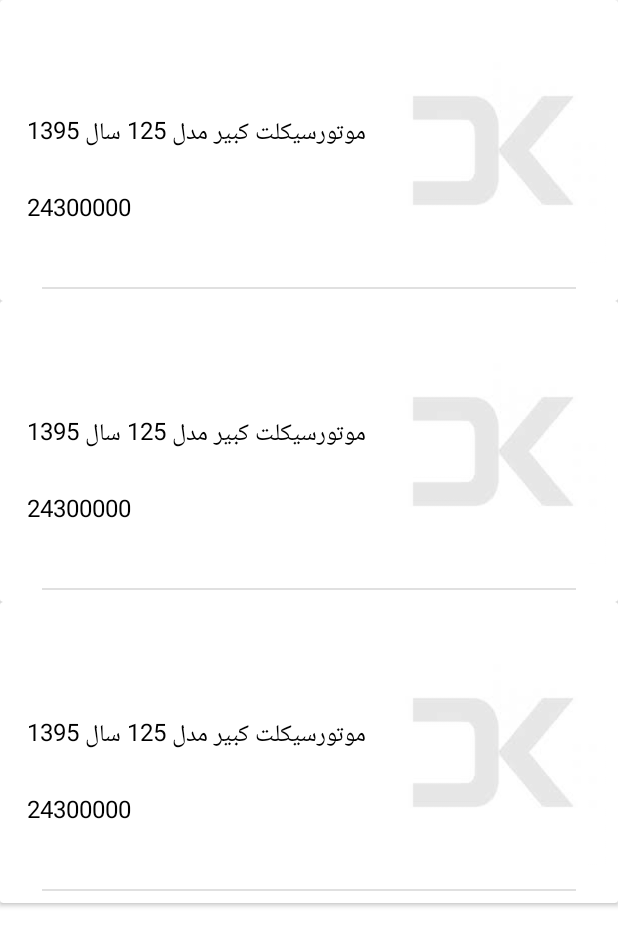
After one commit to MehdiNezamipour/Android-Online-Market, an Android app: the layout fragment_whole_products.xml on its own in the app's theme, with its tools: preview values and no code run, on a phone screen of 412 x 824 dp. The commit adds this screen. Shown: the top 946 px of the screen. Run offline under Robolectric (Android 15) with nearby library versions, the phone set to English and light mode, and no system bars.

Commit message:
Handle show whole product list in testing mode without paging 3.

```diff
--- a/app/src/main/AndroidManifest.xml
+++ b/app/src/main/AndroidManifest.xml
@@ -14,7 +14,8 @@
         android:roundIcon="@mipmap/ic_launcher_round"
         android:supportsRtl="true"
         android:theme="@style/Theme.DigiKala">
-        <activity android:name=".view.activity.MainActivity"></activity>
+        <activity android:name=".view.activity.WholeProductsActivity"></activity>
+        <activity android:name=".view.activity.MainActivity" />
         <activity android:name=".view.activity.SplashActivity">
             <intent-filter>
                 <action android:name="android.intent.action.MAIN" />
--- a/app/src/main/java/com/nezamipour/mehdi/digikala/network/WooApi.java
+++ b/app/src/main/java/com/nezamipour/mehdi/digikala/network/WooApi.java
@@ -1,5 +1,6 @@
 package com.nezamipour.mehdi.digikala.network;
 
+import com.nezamipour.mehdi.digikala.data.model.product.Category;
 import com.nezamipour.mehdi.digikala.data.model.product.Product;
 
 import java.util.List;
@@ -24,5 +25,9 @@ public interface WooApi {
     @GET(BASE_URL + "products" + API_KEY)
     Call<List<Product>> getAllProducts();
 
+    @GET(BASE_URL + "products" + "/categories" + API_KEY)
+    Call<List<Category>> getAllCategories(@Query("per_page") int perPage, @Query("page") int page);
+
+
 
 }
--- a/app/src/main/java/com/nezamipour/mehdi/digikala/viewmodel/HomeFragmentViewModel.java
+++ b/app/src/main/java/com/nezamipour/mehdi/digikala/viewmodel/HomeFragmentViewModel.java
@@ -6,7 +6,6 @@ import androidx.annotation.NonNull;
 import androidx.lifecycle.AndroidViewModel;
 import androidx.lifecycle.LiveData;
 import androidx.lifecycle.MutableLiveData;
-import androidx.lifecycle.ViewModel;
 
 import com.nezamipour.mehdi.digikala.adapter.ProductRecyclerAdapter;
 import com.nezamipour.mehdi.digikala.data.model.product.Product;
--- a/app/src/main/res/layout/fragment_home.xml
+++ b/app/src/main/res/layout/fragment_home.xml
@@ -90,7 +90,9 @@
                     android:layout_weight="0.5"
                     android:gravity="start"
                     android:text="@string/latest"
+                    android:textColor="@android:color/black"
                     app:fontFamily="@font/far_trafc_bd" />
+
 
             </LinearLayout>
 
@@ -136,6 +138,7 @@
                     android:layout_weight="0.5"
                     android:gravity="start"
                     android:text="@string/popular"
+                    android:textColor="@android:color/black"
                     app:fontFamily="@font/far_trafc_bd" />
 
 
@@ -187,6 +190,7 @@
                     android:layout_weight="0.5"
                     android:gravity="start"
                     android:text="@string/topRating"
+                    android:textColor="@android:color/black"
                     app:fontFamily="@font/far_trafc_bd" />
 
 
--- /dev/null
+++ b/app/src/main/res/layout/fragment_whole_products.xml
@@ -0,0 +1,19 @@
+<?xml version="1.0" encoding="utf-8"?>
+<layout xmlns:android="http://schemas.android.com/apk/res/android"
+    xmlns:app="http://schemas.android.com/apk/res-auto"
+    xmlns:tools="http://schemas.android.com/tools">
+
+    <androidx.recyclerview.widget.RecyclerView
+        android:id="@+id/recyclerView_whole_products"
+        android:layout_width="match_parent"
+        android:layout_height="match_parent"
+        android:orientation="vertical"
+        app:layoutManager="androidx.recyclerview.widget.LinearLayoutManager"
+        app:spanCount="1"
+        tools:context=".view.fragment.WholeProductsFragment"
+        tools:listitem="@layout/row_item_whole_products">
+
+
+    </androidx.recyclerview.widget.RecyclerView>
+
+</layout>
--- a/app/src/main/res/layout/row_item_product.xml
+++ b/app/src/main/res/layout/row_item_product.xml
@@ -34,6 +34,7 @@
                 android:paddingTop="4dp"
                 android:paddingBottom="4dp"
                 android:text="Product Title"
+                android:textColor="@android:color/black"
                 android:textSize="9sp" />
 
             <View
--- /dev/null
+++ b/app/src/main/res/layout/row_item_whole_products.xml
@@ -0,0 +1,71 @@
+<?xml version="1.0" encoding="utf-8"?>
+
+<layout xmlns:android="http://schemas.android.com/apk/res/android"
+    xmlns:app="http://schemas.android.com/apk/res-auto"
+    xmlns:tools="http://schemas.android.com/tools">
+
+    <androidx.cardview.widget.CardView
+        android:id="@+id/cardView_row_item_whole_products"
+        android:layout_width="match_parent"
+        android:layout_height="wrap_content">
+
+
+        <androidx.constraintlayout.widget.ConstraintLayout
+            android:layout_width="match_parent"
+            android:layout_height="match_parent"
+            android:padding="8dp">
+
+
+            <ImageView
+                android:id="@+id/imageView_row_item_whole_products"
+                android:layout_width="150dp"
+                android:layout_height="150dp"
+                app:layout_constraintBottom_toBottomOf="parent"
+                app:layout_constraintEnd_toEndOf="parent"
+                app:layout_constraintTop_toTopOf="parent"
+                app:srcCompat="@drawable/place_holder" />
+
+            <TextView
+                android:id="@+id/textView_title_row_item_whole_products"
+                android:layout_width="wrap_content"
+                android:layout_height="wrap_content"
+                android:textColor="@android:color/black"
+                android:textSize="16sp"
+                app:layout_constraintBottom_toBottomOf="@+id/imageView_row_item_whole_products"
+                app:layout_constraintEnd_toStartOf="@+id/imageView_row_item_whole_products"
+                app:layout_constraintHorizontal_bias="0.507"
+                app:layout_constraintStart_toStartOf="parent"
+                app:layout_constraintTop_toTopOf="@+id/imageView_row_item_whole_products"
+                app:layout_constraintVertical_bias="0.41000003"
+                tools:text="موتورسیکلت کبیر مدل 125 سال 1395" />
+
+            <TextView
+                android:id="@+id/textView_price_row_item_whole_products"
+                android:layout_width="wrap_content"
+                android:layout_height="wrap_content"
+                android:layout_marginTop="24dp"
+                android:textColor="@android:color/black"
+                android:textSize="16sp"
+                app:layout_constraintEnd_toStartOf="@+id/imageView_row_item_whole_products"
+                app:layout_constraintHorizontal_bias="0.0"
+                app:layout_constraintStart_toStartOf="@+id/textView_title_row_item_whole_products"
+                app:layout_constraintTop_toBottomOf="@+id/textView_title_row_item_whole_products"
+                tools:text="24300000" />
+
+            <View
+                android:layout_width="match_parent"
+                android:layout_height="1dp"
+                android:layout_marginStart="20sp"
+                android:layout_marginTop="16dp"
+                android:layout_marginEnd="20sp"
+                android:background="?android:attr/listDivider"
+                app:layout_constraintBottom_toBottomOf="parent"
+                app:layout_constraintTop_toBottomOf="@id/imageView_row_item_whole_products" />
+
+
+        </androidx.constraintlayout.widget.ConstraintLayout>
+
+
+    </androidx.cardview.widget.CardView>
+
+</layout>
--- a/app/src/main/res/values/strings.xml
+++ b/app/src/main/res/values/strings.xml
@@ -22,7 +22,7 @@
     <string name="sell_by">فروش توسط</string>
     <string name="ready_for_send_storage">آماده ارسال از انبار دیجی کالا</string>
     <string name="product_garanty">گارانتی ۱۸ ماهه دیجی کالا</string>
-    <string name="whole_list">لیست کامل</string>
+    <string name="whole_list">مشاهده همه</string>
     <string name="hello_blank_fragment">Hello blank fragment</string>
     <string name="no_internet">خطا در اتصال به اینترنت …</string>
     <string name="retry">تلاش مجدد</string>
```
Also changed, not shown: app/src/main/java/com/nezamipour/mehdi/digikala/adapter/WholeProductsAdapter.java (added, +102 -0 lines), app/src/main/java/com/nezamipour/mehdi/digikala/view/activity/WholeProductsActivity.java (added, +39 -0 lines), app/src/main/java/com/nezamipour/mehdi/digikala/view/fragment/HomeFragment.java (+19 -0 lines), app/src/main/java/com/nezamipour/mehdi/digikala/view/fragment/WholeProductsFragment.java (added, +69 -0 lines), app/src/main/java/com/nezamipour/mehdi/digikala/viewmodel/WholeProductFragmentViewModel.java (added, +61 -0 lines).
